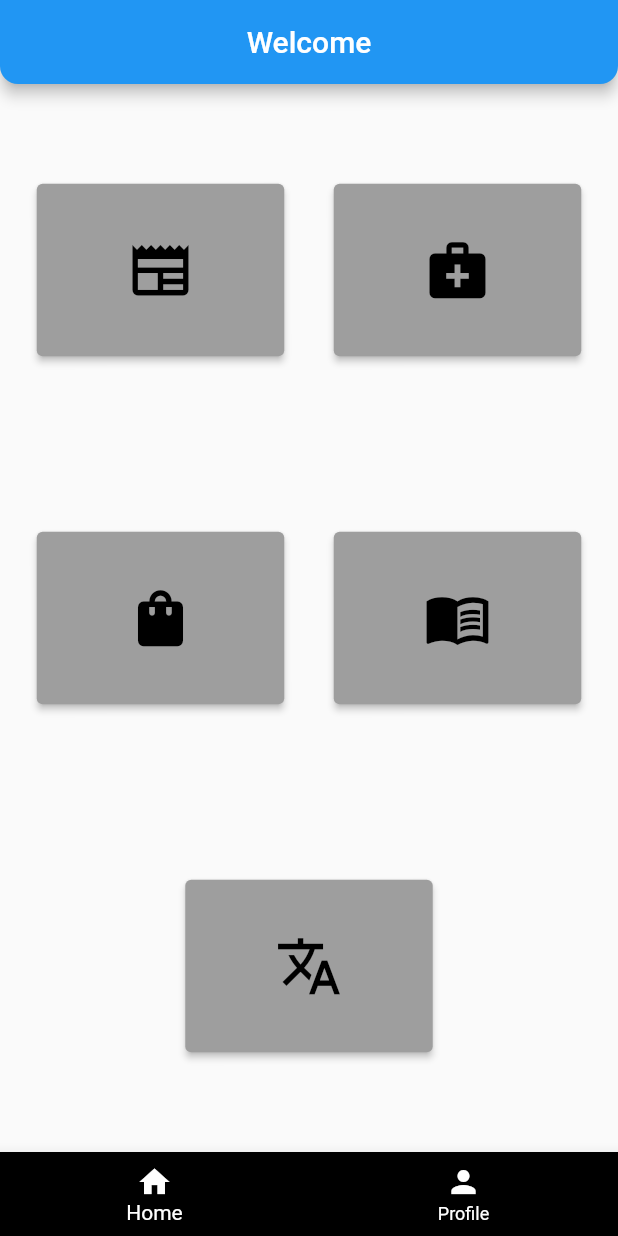
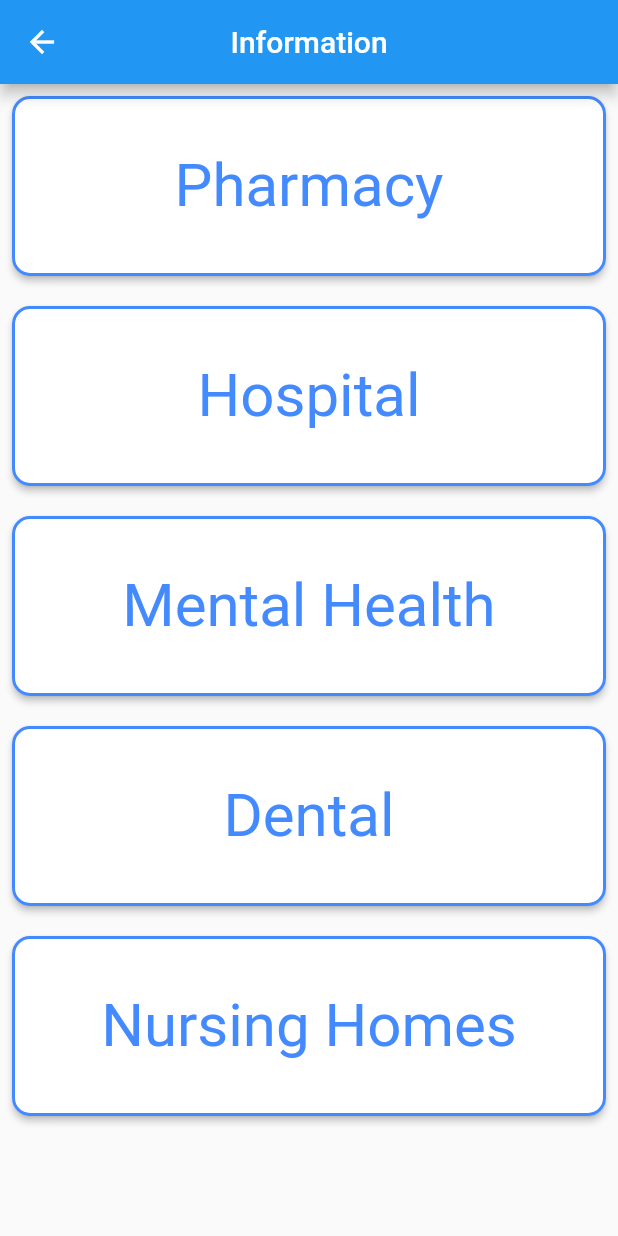
Before and after one commit to jayster7101/SCU_Frugal_Refugee_App, a Flutter app: the screen it shows after launch, after a tap on the "menu book" icon, on a phone screen of 412 x 824 dp. Run offline on Flutter 3.47's test engine with Material 2 defaults, Android fonts, the phone set to English and light mode, and no system bars; our stand-ins replace camera, geolocator; missing offline and left inert: map_launcher, material_tag_editor; network calls fail.

Commit message:
Added info page and theming

```diff
--- /dev/null
+++ b/lib/Pages/information.dart
@@ -0,0 +1,137 @@
+import 'package:flutter/material.dart';
+
+class Information extends StatelessWidget {
+  const Information({Key? key}) : super(key: key);
+
+  @override
+  Widget build(BuildContext context) {
+    return Scaffold(
+      appBar: AppBar(
+        title: const Text("Information"),
+        centerTitle: true,
+      ),
+      body: Padding(
+        padding: const EdgeInsets.all(8.0),
+        child: SingleChildScrollView(
+          child: Wrap(
+            runSpacing: 20, // sets padding to 20 between each container
+            alignment: WrapAlignment.spaceBetween,
+            children: [
+              Container(
+                height: 120, // sets height to 120 and width will be size of screen taking padding into consideration
+                child: SizedBox(
+                  height: double.infinity,
+                  width: double.infinity,
+                  child: ElevatedButton(
+                    style: ElevatedButton.styleFrom(
+                        side: const BorderSide(
+                            color: Colors.blueAccent,
+                            width: 2,
+                            style: BorderStyle.solid),
+                        primary: Colors.white,
+                        textStyle: TextStyle(fontSize: 40),
+                        shape: RoundedRectangleBorder(
+                            borderRadius: BorderRadius.circular(12))),
+                    child: const Text(
+                      "Pharmacy",
+                      style: TextStyle(color: Colors.blueAccent),
+                    ),
+                    onPressed: () {},
+                  ),
+                )),
+            Container(
+                height: 120, // sets height to 120 and width will be size of screen taking padding into consideration
+                child: SizedBox(
+                  height: double.infinity,
+                  width: double.infinity,
+                  child: ElevatedButton(
+                    style: ElevatedButton.styleFrom(
+                        side: const BorderSide(
+                            color: Colors.blueAccent,
+                            width: 2,
+                            style: BorderStyle.solid),
+                        primary: Colors.white,
+                        textStyle: TextStyle(fontSize: 40),
+                        shape: RoundedRectangleBorder(
+                            borderRadius: BorderRadius.circular(12))),
+                    child: const Text(
+                      "Hospital",
+                      style: TextStyle(color: Colors.blueAccent),
+                    ),
+                    onPressed: () {},
+                  ),
+                )),
+            Container(
+                height: 120, // sets height to 120 and width will be size of screen taking padding into consideration
+                child: SizedBox(
+                  height: double.infinity,
+                  width: double.infinity,
+                  child: ElevatedButton(
+                    style: ElevatedButton.styleFrom(
+                        side: const BorderSide(
+                            color: Colors.blueAccent,
+                            width: 2,
+                            style: BorderStyle.solid),
+                        primary: Colors.white,
+                        textStyle: TextStyle(fontSize: 40),
+                        shape: RoundedRectangleBorder(
+                            borderRadius: BorderRadius.circular(12))),
+                    child: const Text(
+                      "Mental Health",
+                      style: TextStyle(color: Colors.blueAccent),
+                    ),
+                    onPressed: () {},
+                  ),
+                )),
+            Container(
+                height: 120, // sets height to 120 and width will be size of screen taking padding into consideration
+                child: SizedBox(
+                  height: double.infinity,
+                  width: double.infinity,
+                  child: ElevatedButton(
+                    style: ElevatedButton.styleFrom(
+                        side: const BorderSide(
+                            color: Colors.blueAccent,
+                            width: 2,
+                            style: BorderStyle.solid),
+                        primary: Colors.white,
+                        textStyle: TextStyle(fontSize: 40),
+                        shape: RoundedRectangleBorder(
+                            borderRadius: BorderRadius.circular(12))),
+                    child: const Text(
+                      "Dental",
+                      style: TextStyle(color: Colors.blueAccent),
+                    ),
+                    onPressed: () {},
+                  ),
+                )),
+            Container(
+              height: 120, // sets height to 120 and width will be size of screen taking padding into consideration
+              child: SizedBox(
+                height: double.infinity,
+                width: double.infinity,
+                child: ElevatedButton(
+                  style: ElevatedButton.styleFrom(
+                      side: const BorderSide(
+                          color: Colors.blueAccent,
+                          width: 2,
+                          style: BorderStyle.solid),
+                      primary: Colors.white,
+                      textStyle: TextStyle(fontSize: 40),
+                      shape: RoundedRectangleBorder(
+                          borderRadius: BorderRadius.circular(12))),
+                  child: const Text(
+                    "Nursing Homes",
+                    style: TextStyle(color: Colors.blueAccent),
+                  ),
+                  onPressed: () {
+                  },
+                ),
+              )),
+            ],
+          ),
+        ),
+      ),
+    );
+  }
+}
--- a/lib/Pages/services/newsresult.dart
+++ b/lib/Pages/services/newsresult.dart
@@ -31,11 +31,11 @@ class _NewsResultState extends State<NewsResult> {
 
   @override
   Widget build(BuildContext context) {
-    var query = ModalRoute.of(context)!.settings.arguments;
+    String query = ModalRoute.of(context)!.settings.arguments as String;
     fillList(query);
     return Scaffold(
       appBar: AppBar(
-        title: const Text("Results"),
+        title: Text(query),
         centerTitle: true,
       ),
       body: Center(
--- a/lib/main.dart
+++ b/lib/main.dart
@@ -1,5 +1,6 @@
 import 'package:flutter/material.dart';
 import 'package:camera/camera.dart';
+import 'package:starter/Pages/information.dart';
 import 'package:starter/Pages/translate.dart';
 import 'Pages/items.dart';
 import 'mockData.dart';
@@ -177,7 +178,11 @@ class __MainScreenState extends State<_MainScreen> {
                             padding: EdgeInsets.fromLTRB(60, 35, 60, 35),
                             primary: Colors.grey),
                         onPressed: () {
-                          print("Button 1 ");
+                          Navigator.push(
+                            context, MaterialPageRoute(builder: (context){
+                              return const Information();
+                            })
+                          );
                         },
                         child: Icon(
                           Icons.menu_book,
```
